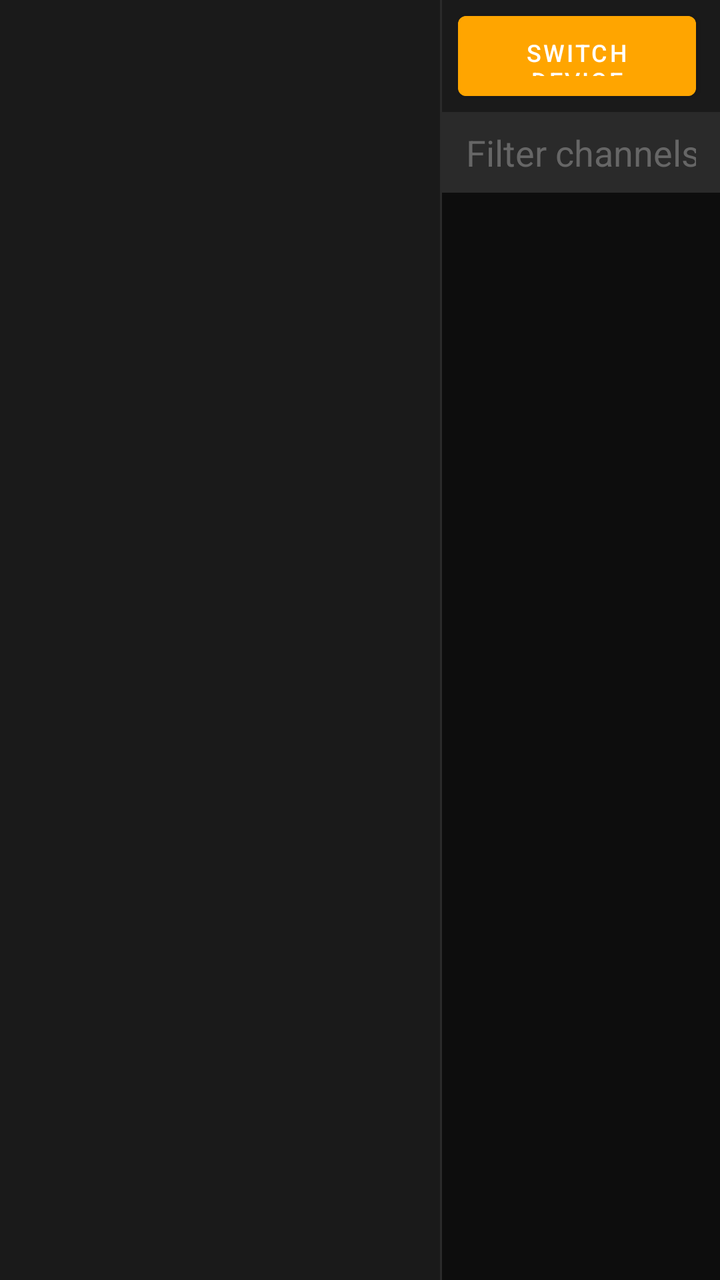
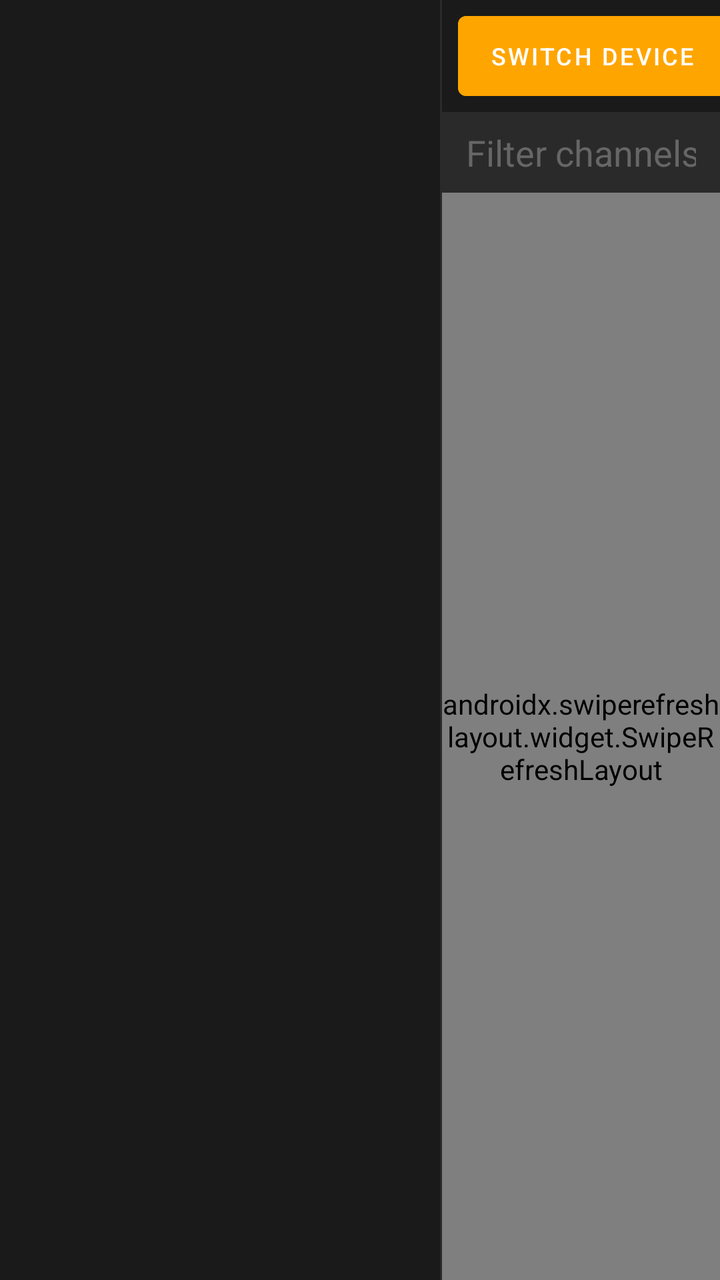

The first picture is an Android layout as it rendered before a commit; the second is the same layout after the commit. The layout source and the unified diff follow.
<!-- AndroidManifest.xml: application theme Theme.Enigma2Android -->
<!-- res/layout/fragment_channels.xml -->
<?xml version="1.0" encoding="utf-8"?>
<LinearLayout xmlns:android="http://schemas.android.com/apk/res/android"
    android:layout_width="match_parent"
    android:layout_height="match_parent"
    android:orientation="horizontal"
    android:background="@color/background_dark">

    
    <androidx.recyclerview.widget.RecyclerView
        android:id="@+id/rv_bouquets"
        android:layout_width="@dimen/bouquet_list_width"
        android:layout_height="match_parent"
        android:background="@color/surface_dark"
        android:divider="@null" />

    
    <View
        android:layout_width="1dp"
        android:layout_height="match_parent"
        android:background="@color/surface_elevated" />

    
    <LinearLayout
        android:layout_width="0dp"
        android:layout_height="match_parent"
        android:layout_weight="1"
        android:orientation="vertical">

        
        <LinearLayout
            android:layout_width="match_parent"
            android:layout_height="@dimen/toolbar_height"
            android:orientation="horizontal"
            android:background="@color/surface_dark"
            android:paddingHorizontal="8dp"
            android:gravity="center_vertical">

            <Button
                android:id="@+id/btn_switch_device"
                android:layout_width="wrap_content"
                android:layout_height="40dp"
                android:text="@string/switch_device"
                android:background="@drawable/bg_button"
                android:textColor="@color/text_primary"
                android:textSize="12sp"
                android:layout_marginEnd="4dp" />

            <Button
                android:id="@+id/btn_epg"
                android:layout_width="wrap_content"
                android:layout_height="40dp"
                android:text="@string/epg"
                android:background="@drawable/bg_button"
                android:textColor="@color/text_primary"
                android:textSize="12sp"
                android:layout_marginEnd="4dp" />

            <Button
                android:id="@+id/btn_recordings"
                android:layout_width="wrap_content"
                android:layout_height="40dp"
                android:text="@string/recordings"
                android:background="@drawable/bg_button"
                android:textColor="@color/text_primary"
                android:textSize="12sp"
                android:layout_marginEnd="4dp" />

            <Button
                android:id="@+id/btn_timers"
                android:layout_width="wrap_content"
                android:layout_height="40dp"
                android:text="@string/timers"
                android:background="@drawable/bg_button"
                android:textColor="@color/text_primary"
                android:textSize="12sp"
                android:layout_marginEnd="4dp" />

            <View
                android:layout_width="0dp"
                android:layout_height="1dp"
                android:layout_weight="1" />

            <Button
                android:id="@+id/btn_wol"
                android:layout_width="wrap_content"
                android:layout_height="40dp"
                android:text="@string/wol"
                android:background="@drawable/bg_button"
                android:textColor="@color/text_primary"
                android:textSize="12sp"
                android:layout_marginEnd="4dp" />

            <Button
                android:id="@+id/btn_screenshot"
                android:layout_width="wrap_content"
                android:layout_height="40dp"
                android:text="@string/screenshot"
                android:background="@drawable/bg_button"
                android:textColor="@color/text_primary"
                android:textSize="12sp"
                android:layout_marginEnd="4dp" />

            <Button
                android:id="@+id/btn_settings"
                android:layout_width="wrap_content"
                android:layout_height="40dp"
                android:text="@string/settings"
                android:background="@drawable/bg_button"
                android:textColor="@color/text_primary"
                android:textSize="12sp" />
        </LinearLayout>

        
        <EditText
            android:id="@+id/et_filter"
            android:layout_width="match_parent"
            android:layout_height="wrap_content"
            android:hint="@string/filter_channels"
            android:background="@color/surface_elevated"
            android:textColor="@color/text_primary"
            android:textColorHint="@color/text_hint"
            android:paddingHorizontal="12dp"
            android:paddingVertical="8dp"
            android:inputType="text"
            android:imeOptions="actionSearch"
            android:singleLine="true" />

        
        <ProgressBar
            android:id="@+id/progress_bar"
            android:layout_width="wrap_content"
            android:layout_height="wrap_content"
            android:layout_gravity="center"
            android:visibility="gone" />

        
        <TextView
            android:id="@+id/tv_error"
            android:layout_width="match_parent"
            android:layout_height="wrap_content"
            android:textColor="@color/error"
            android:padding="12dp"
            android:visibility="gone" />

        
        <androidx.recyclerview.widget.RecyclerView
            android:id="@+id/rv_channels"
            android:layout_width="match_parent"
            android:layout_height="0dp"
            android:layout_weight="1" />
    </LinearLayout>
</LinearLayout>
<!-- resources referenced by this layout -->
<resources>
  <color name="background_dark">#0D0D0D</color>
  <color name="error">#FFFF5555</color>
  <color name="surface_dark">#1A1A1A</color>
  <color name="surface_elevated">#2A2A2A</color>
  <color name="text_hint">#FF666666</color>
  <color name="text_primary">#FFFFFFFF</color>
  <dimen name="bouquet_list_width">220dp</dimen>
  <dimen name="toolbar_height">56dp</dimen>
  <!-- drawable bg_button (drawable) -->
  <?xml version="1.0" encoding="utf-8"?>
  <ripple xmlns:android="http://schemas.android.com/apk/res/android"
      android:color="@color/ripple_color">
      <item android:state_pressed="true">
          <shape android:shape="rectangle">
              <solid android:color="@color/accent" />
              <corners android:radius="4dp" />
          </shape>
      </item>
      <item>
          <shape android:shape="rectangle">
              <solid android:color="@color/surface_elevated" />
              <stroke android:width="1dp" android:color="@color/accent" />
              <corners android:radius="4dp" />
          </shape>
      </item>
  </ripple>
  <string name="epg">EPG</string>
  <string name="filter_channels">Filter channels…</string>
  <string name="recordings">Recordings</string>
  <string name="screenshot">Screenshot</string>
  <string name="settings">Settings</string>
  <string name="switch_device">Switch Device</string>
  <string name="timers">Timers</string>
  <string name="wol">WoL</string>
  <style name="Theme.Enigma2Android" parent="Theme.MaterialComponents.NoActionBar">
          <item name="colorPrimary">@color/accent</item>
          <item name="colorPrimaryDark">@color/accent_dark</item>
          <item name="colorAccent">@color/accent</item>
          <item name="android:windowBackground">@color/background_dark</item>
          <item name="android:statusBarColor">@color/surface_dark</item>
          <item name="android:navigationBarColor">@color/surface_dark</item>
          <item name="android:textColorPrimary">@color/text_primary</item>
          <item name="android:textColorSecondary">@color/text_secondary</item>
      </style>
  <color name="ripple_color">#33FFA500</color>
  <color name="accent">#FFFFA500</color>
  <color name="accent_dark">#FFCC8400</color>
  <color name="text_secondary">#FFAAAAAA</color>
</resources>

<!-- the commit's change to res/layout/fragment_channels.xml (unified diff, before → after) -->
@@ -27,88 +27,100 @@
         android:orientation="vertical">
 
         
-        <LinearLayout
+        <HorizontalScrollView
             android:layout_width="match_parent"
             android:layout_height="@dimen/toolbar_height"
-            android:orientation="horizontal"
             android:background="@color/surface_dark"
-            android:paddingHorizontal="8dp"
-            android:gravity="center_vertical">
+            android:scrollbars="none"
+            android:fillViewport="false">
 
-            <Button
-                android:id="@+id/btn_switch_device"
+            <LinearLayout
                 android:layout_width="wrap_content"
-                android:layout_height="40dp"
-                android:text="@string/switch_device"
-                android:background="@drawable/bg_button"
-                android:textColor="@color/text_primary"
-                android:textSize="12sp"
-                android:layout_marginEnd="4dp" />
+                android:layout_height="match_parent"
+                android:orientation="horizontal"
+                android:paddingHorizontal="8dp"
+                android:gravity="center_vertical">
 
-            <Button
-                android:id="@+id/btn_epg"
-                android:layout_width="wrap_content"
-                android:layout_height="40dp"
-                android:text="@string/epg"
-                android:background="@drawable/bg_button"
-                android:textColor="@color/text_primary"
-                android:textSize="12sp"
-                android:layout_marginEnd="4dp" />
+                <Button
+                    android:id="@+id/btn_switch_device"
+                    android:layout_width="wrap_content"
+                    android:layout_height="40dp"
+                    android:text="@string/switch_device"
+                    android:background="@drawable/bg_button"
+                    android:textColor="@color/text_primary"
+                    android:textSize="12sp"
+                    android:layout_marginEnd="4dp" />
 
-            <Button
-                android:id="@+id/btn_recordings"
-                android:layout_width="wrap_content"
-                android:layout_height="40dp"
-                android:text="@string/recordings"
-                android:background="@drawable/bg_button"
-                android:textColor="@color/text_primary"
-                android:textSize="12sp"
-                android:layout_marginEnd="4dp" />
+                <Button
+                    android:id="@+id/btn_epg"
+                    android:layout_width="wrap_content"
+                    android:layout_height="40dp"
+                    android:text="@string/epg"
+                    android:background="@drawable/bg_button"
+                    android:textColor="@color/text_primary"
+                    android:textSize="12sp"
+                    android:layout_marginEnd="4dp" />
 
-            <Button
-                android:id="@+id/btn_timers"
-                android:layout_width="wrap_content"
-                android:layout_height="40dp"
-                android:text="@string/timers"
-                android:background="@drawable/bg_button"
-                android:textColor="@color/text_primary"
-                android:textSize="12sp"
-                android:layout_marginEnd="4dp" />
+                <Button
+                    android:id="@+id/btn_recordings"
+                    android:layout_width="wrap_content"
+                    android:layout_height="40dp"
+                    android:text="@string/recordings"
+                    android:background="@drawable/bg_button"
+                    android:textColor="@color/text_primary"
+                    android:textSize="12sp"
+                    android:layout_marginEnd="4dp" />
 
-            <View
-                android:layout_width="0dp"
-                android:layout_height="1dp"
-                android:layout_weight="1" />
+                <Button
+                    android:id="@+id/btn_timers"
+                    android:layout_width="wrap_content"
+                    android:layout_height="40dp"
+                    android:text="@string/timers"
+                    android:background="@drawable/bg_button"
+                    android:textColor="@color/text_primary"
+                    android:textSize="12sp"
+                    android:layout_marginEnd="4dp" />
 
-            <Button
-                android:id="@+id/btn_wol"
-                android:layout_width="wrap_content"
-                android:layout_height="40dp"
-                android:text="@string/wol"
-                android:background="@drawable/bg_button"
-                android:textColor="@color/text_primary"
-                android:textSize="12sp"
-                android:layout_marginEnd="4dp" />
+                <Button
+                    android:id="@+id/btn_autotimers"
+                    android:layout_width="wrap_content"
+                    android:layout_height="40dp"
+                    android:text="@string/autotimers"
+                    android:background="@drawable/bg_button"
+                    android:textColor="@color/text_primary"
+                    android:textSize="12sp"
+                    android:layout_marginEnd="4dp" />
 
-            <Button
-                android:id="@+id/btn_screenshot"
-                android:layout_width="wrap_content"
-                android:layout_height="40dp"
-                android:text="@string/screenshot"
-                android:background="@drawable/bg_button"
-                android:textColor="@color/text_primary"
-                android:textSize="12sp"
-                android:layout_marginEnd="4dp" />
+                <Button
+                    android:id="@+id/btn_wol"
+                    android:layout_width="wrap_content"
+                    android:layout_height="40dp"
+                    android:text="@string/wol"
+                    android:background="@drawable/bg_button"
+                    android:textColor="@color/text_primary"
+                    android:textSize="12sp"
+                    android:layout_marginEnd="4dp" />
 
-            <Button
-                android:id="@+id/btn_settings"
-                android:layout_width="wrap_content"
-                android:layout_height="40dp"
-                android:text="@string/settings"
-                android:background="@drawable/bg_button"
-                android:textColor="@color/text_primary"
-                android:textSize="12sp" />
-        </LinearLayout>
+                <Button
+                    android:id="@+id/btn_screenshot"
+                    android:layout_width="wrap_content"
+                    android:layout_height="40dp"
+                    android:text="@string/screenshot"
+                    android:background="@drawable/bg_button"
+                    android:textColor="@color/text_primary"
+                    android:textSize="12sp"
+                    android:layout_marginEnd="4dp" />
+
+                <Button
+                    android:id="@+id/btn_settings"
+                    android:layout_width="wrap_content"
+                    android:layout_height="40dp"
+                    android:text="@string/settings"
+                    android:background="@drawable/bg_button"
+                    android:textColor="@color/text_primary"
+                    android:textSize="12sp" />
+            </LinearLayout>
+        </HorizontalScrollView>
 
         
         <EditText
@@ -142,11 +154,41 @@
             android:padding="12dp"
             android:visibility="gone" />
 
+        <Button
+            android:id="@+id/btn_retry"
+            android:layout_width="wrap_content"
+            android:layout_height="wrap_content"
+            android:layout_gravity="center_horizontal"
+            android:text="@string/retry"
+            android:background="@drawable/bg_button"
+            android:textColor="@color/text_primary"
+            android:layout_marginBottom="8dp"
+            android:visibility="gone" />
+
         
-        <androidx.recyclerview.widget.RecyclerView
-            android:id="@+id/rv_channels"
+        <androidx.swiperefreshlayout.widget.SwipeRefreshLayout
+            android:id="@+id/swipe_channels"
             android:layout_width="match_parent"
             android:layout_height="0dp"
-            android:layout_weight="1" />
+            android:layout_weight="1">
+
+            <androidx.recyclerview.widget.RecyclerView
+                android:id="@+id/rv_channels"
+                android:layout_width="match_parent"
+                android:layout_height="match_parent" />
+        </androidx.swiperefreshlayout.widget.SwipeRefreshLayout>
+
+        
+        <TextView
+            android:id="@+id/tv_empty"
+            android:layout_width="match_parent"
+            android:layout_height="0dp"
+            android:layout_weight="1"
+            android:gravity="center"
+            android:padding="24dp"
+            android:textColor="@color/text_hint"
+            android:textSize="14sp"
+            android:text="@string/no_channels"
+            android:visibility="gone" />
     </LinearLayout>
 </LinearLayout>
<!-- resource entries referenced after the edit -->
@@ -26,9 +26,12 @@
           </shape>
       </item>
   </ripple>
+  <string name="autotimers">AutoTimers</string>
   <string name="epg">EPG</string>
   <string name="filter_channels">Filter channels…</string>
+  <string name="no_channels">No channels in this bouquet</string>
   <string name="recordings">Recordings</string>
+  <string name="retry">Retry</string>
   <string name="screenshot">Screenshot</string>
   <string name="settings">Settings</string>
   <string name="switch_device">Switch Device</string>
